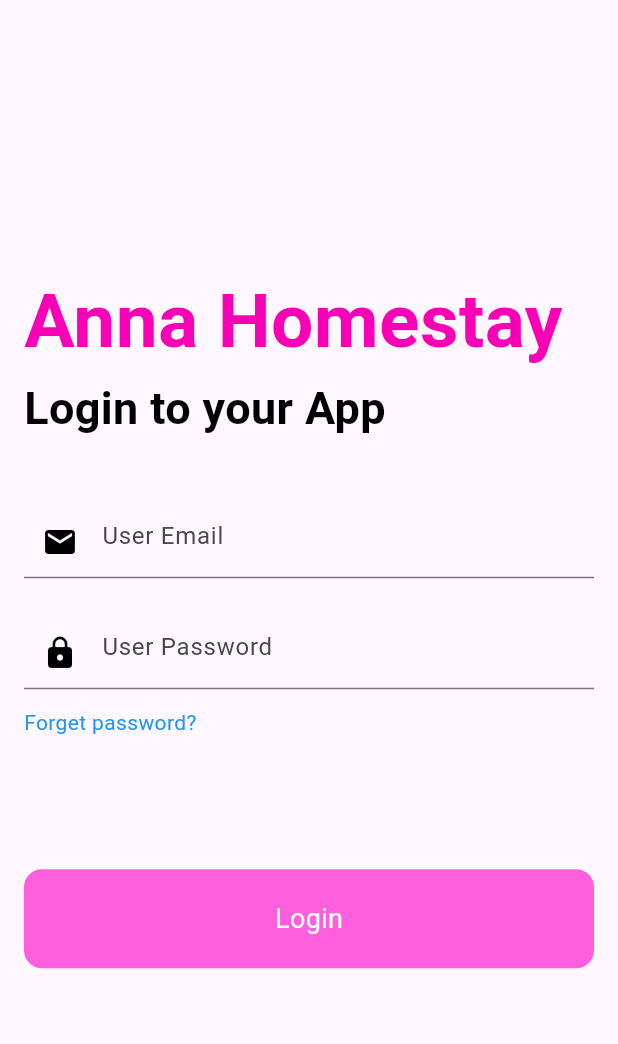
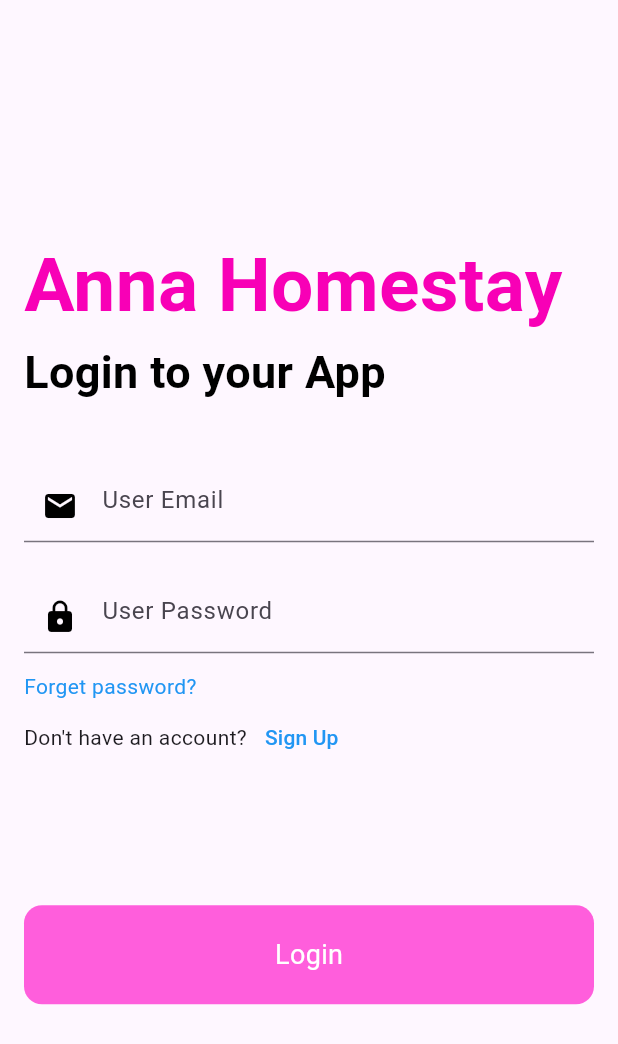
Before and after one commit to Team-Mellow/annahomestay, a Flutter app: the screen it shows after launch, after a tap on "Login", on a phone screen of 412 x 824 dp. Shown: the top 1044 px of the screen. Run offline on Flutter 3.47's test engine with Material 3 defaults, Android fonts, the phone set to English and light mode, and no system bars; our stand-ins replace firebase_auth, firebase_core; accounts and stored records are empty; network calls fail.

Commit message:
login and signup

```diff
--- a/lib/main.dart
+++ b/lib/main.dart
@@ -1,7 +1,14 @@
+import 'package:annahomestay/signup.dart';
 import 'package:firebase_core/firebase_core.dart';
 import 'package:flutter/foundation.dart';
 import 'package:flutter/material.dart';
 import 'screen1.dart';
+
+// void main() async {
+//   WidgetsFlutterBinding.ensureInitialized();
+//   Firebase.initializeApp();
+//   runApp(const SignupPage());
+// }
 
 Future main() async {
   WidgetsFlutterBinding.ensureInitialized();
@@ -23,7 +30,7 @@ class MainApp extends StatelessWidget {
   @override
   Widget build(BuildContext context) {
     return const MaterialApp(
-      home: HomePage(),
+      home: SignUpPage(),
       debugShowCheckedModeBanner: false,
     );
   }
--- a/lib/screen1.dart
+++ b/lib/screen1.dart
@@ -1,4 +1,5 @@
 import 'package:annahomestay/profile_screen.dart';
+import 'package:annahomestay/signup.dart';
 import 'package:firebase_auth/firebase_auth.dart';
 import 'package:firebase_core/firebase_core.dart';
 import 'package:flutter/material.dart';
@@ -129,6 +130,23 @@ class _LoginScreenState extends State<LoginScreen> {
             "Forget password?",
             style: TextStyle(color: Colors.blue),
           ),
+          Row(
+            mainAxisAlignment: MainAxisAlignment.start,
+            children: <Widget>[
+              const Text("Don't have an account?"),
+              TextButton(
+                  onPressed: () {
+                    Navigator.of(context).pushReplacement(MaterialPageRoute(
+                        builder: (context) => const SignUpPage()));
+                  },
+                  child: const Text(
+                    "Sign Up",
+                    style: TextStyle(
+                      color: Colors.blue,
+                    ),
+                  ))
+            ],
+          ),
           const SizedBox(
             height: 88.0,
           ),
--- /dev/null
+++ b/lib/signup.dart
@@ -0,0 +1,211 @@
+import 'package:annahomestay/profile_screen.dart';
+import 'package:annahomestay/screen1.dart';
+import 'package:flutter/material.dart';
+import 'package:firebase_auth/firebase_auth.dart';
+import 'package:firebase_core/firebase_core.dart';
+
+class SignUpPage extends StatefulWidget {
+  const SignUpPage({super.key});
+
+  @override
+  _SignUpPageState createState() => _SignUpPageState();
+}
+
+class _SignUpPageState extends State<SignUpPage> {
+  TextEditingController _passwordTextController = TextEditingController();
+  TextEditingController _emailTextController = TextEditingController();
+  TextEditingController _userNameTextController = TextEditingController();
+
+  @override
+  Widget build(BuildContext context) {
+    return MaterialApp(
+      debugShowCheckedModeBanner: false,
+      home: Scaffold(
+        body: SingleChildScrollView(
+          child: Container(
+            padding: const EdgeInsets.symmetric(horizontal: 40),
+            height: MediaQuery.of(context).size.height - 50,
+            width: double.infinity,
+            child: Column(
+              mainAxisAlignment: MainAxisAlignment.spaceEvenly,
+              crossAxisAlignment: CrossAxisAlignment.stretch,
+              children: <Widget>[
+                Column(
+                  children: <Widget>[
+                    const SizedBox(height: 60.0),
+                    const Text(
+                      "Sign up",
+                      style: TextStyle(
+                        fontSize: 30,
+                        fontWeight: FontWeight.bold,
+                      ),
+                    ),
+                    const SizedBox(
+                      height: 20,
+                    ),
+                    Text(
+                      "Create your account",
+                      style: TextStyle(fontSize: 15, color: Colors.grey[700]),
+                    ),
+                  ],
+                ),
+                Column(
+                  children: <Widget>[
+                    TextField(
+                      controller: _userNameTextController,
+                      obscureText: false,
+                      decoration: InputDecoration(
+                          hintText: "Username",
+                          border: OutlineInputBorder(
+                              borderRadius: BorderRadius.circular(18),
+                              borderSide: BorderSide.none),
+                          fillColor: Color.fromARGB(255, 255, 94, 220)
+                              .withOpacity(0.1),
+                          filled: true,
+                          prefixIcon: const Icon(Icons.person)),
+                    ),
+                    const SizedBox(height: 20),
+                    TextField(
+                      controller: _emailTextController,
+                      obscureText: false,
+                      decoration: InputDecoration(
+                          hintText: "Email",
+                          border: OutlineInputBorder(
+                              borderRadius: BorderRadius.circular(18),
+                              borderSide: BorderSide.none),
+                          fillColor: Color.fromARGB(255, 255, 94, 220)
+                              .withOpacity(0.1),
+                          filled: true,
+                          prefixIcon: const Icon(Icons.email)),
+                    ),
+                    const SizedBox(height: 20),
+                    TextField(
+                      controller: _passwordTextController,
+                      obscureText: true,
+                      decoration: InputDecoration(
+                        hintText: "Password",
+                        border: OutlineInputBorder(
+                            borderRadius: BorderRadius.circular(18),
+                            borderSide: BorderSide.none),
+                        fillColor:
+                            Color.fromARGB(255, 255, 94, 220).withOpacity(0.1),
+                        filled: true,
+                        prefixIcon: const Icon(Icons.password),
+                      ),
+                    ),
+                    const SizedBox(height: 20),
+                    TextField(
+                      decoration: InputDecoration(
+                        hintText: "Confirm Password",
+                        border: OutlineInputBorder(
+                            borderRadius: BorderRadius.circular(18),
+                            borderSide: BorderSide.none),
+                        fillColor:
+                            Color.fromARGB(255, 255, 94, 220).withOpacity(0.1),
+                        filled: true,
+                        prefixIcon: const Icon(Icons.password),
+                      ),
+                      obscureText: true,
+                    ),
+                  ],
+                ),
+                Container(
+                    padding: const EdgeInsets.only(top: 3, left: 3),
+                    child: ElevatedButton(
+                      onPressed: () {
+                        FirebaseAuth.instance
+                            .createUserWithEmailAndPassword(
+                                email: _emailTextController.text,
+                                password: _passwordTextController.text)
+                            .then((value) {
+                          print("Created New Account");
+                          Navigator.push(
+                              context,
+                              MaterialPageRoute(
+                                  builder: (context) => HomePage()));
+                        }).onError((error, StackTrace) {
+                          print("Error ${error.toString()}");
+                        });
+                      },
+                      child: const Text(
+                        "Sign up",
+                        style: TextStyle(fontSize: 20),
+                      ),
+                      style: ElevatedButton.styleFrom(
+                        shape: const StadiumBorder(),
+                        padding: const EdgeInsets.symmetric(vertical: 16),
+                        backgroundColor: Color.fromARGB(255, 255, 94, 220),
+                      ),
+                    )),
+                const Center(child: Text("Or")),
+                Container(
+                  height: 45,
+                  decoration: BoxDecoration(
+                    borderRadius: BorderRadius.circular(25),
+                    border: Border.all(
+                      color: Color.fromARGB(255, 255, 94, 220),
+                    ),
+                    boxShadow: [
+                      BoxShadow(
+                        color: Colors.white.withOpacity(0.5),
+                        spreadRadius: 1,
+                        blurRadius: 1,
+                        offset:
+                            const Offset(0, 1), // changes position of shadow
+                      ),
+                    ],
+                  ),
+                  child: TextButton(
+                    onPressed: () {},
+                    child: Row(
+                      mainAxisAlignment: MainAxisAlignment.center,
+                      children: [
+                        Container(
+                          height: 30.0,
+                          width: 30.0,
+                          decoration: const BoxDecoration(
+                            image: DecorationImage(
+                                image: AssetImage(
+                                    'assets/images/login_signup/google.png'),
+                                fit: BoxFit.cover),
+                            shape: BoxShape.circle,
+                          ),
+                        ),
+                        const SizedBox(width: 18),
+                        const Text(
+                          "Sign In with Google",
+                          style: TextStyle(
+                            fontSize: 16,
+                            color: Color.fromARGB(255, 255, 94, 220),
+                          ),
+                        ),
+                      ],
+                    ),
+                  ),
+                ),
+                Row(
+                  mainAxisAlignment: MainAxisAlignment.center,
+                  children: <Widget>[
+                    const Text("Already have an account?"),
+                    TextButton(
+                        onPressed: () {
+                          Navigator.of(context).pushReplacement(
+                              MaterialPageRoute(
+                                  builder: (context) => const HomePage()));
+                        },
+                        child: const Text(
+                          "Login",
+                          style: TextStyle(
+                            color: Color.fromARGB(255, 255, 94, 220),
+                          ),
+                        ))
+                  ],
+                )
+              ],
+            ),
+          ),
+        ),
+      ),
+    );
+  }
+}
```
